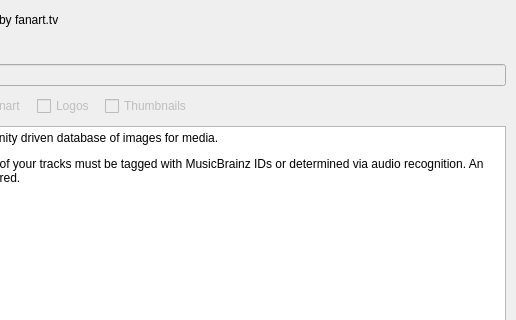
Above: nowplaying/resources/ui/artistextras_fanarttv.ui from whatsnowplaying/whats-now-playing before the change; both pictures show x 124 to 640 and y 0 to 320 of the 640 by 480 pixel window. Below: the same form after it.
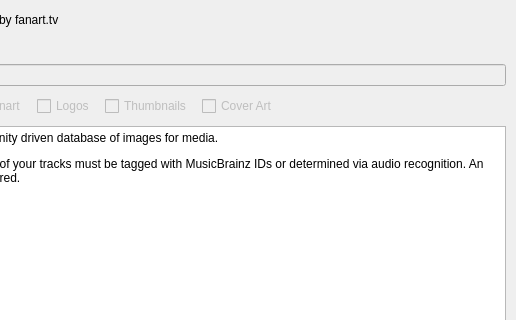
That is the form after the change.

Commit message: Add cover art support to Discogs, FanArtTV, and MusicBrainz

```diff
--- a/nowplaying/resources/ui/artistextras_fanarttv.ui
+++ b/nowplaying/resources/ui/artistextras_fanarttv.ui
@@ -115,6 +115,16 @@
        </property>
       </widget>
      </item>
+     <item>
+      <widget class="QCheckBox" name="coverart_checkbox">
+       <property name="enabled">
+        <bool>false</bool>
+       </property>
+       <property name="text">
+        <string>Cover Art</string>
+       </property>
+      </widget>
+     </item>
      <item>
       <spacer>
        <property name="orientation">
```
Left out of the diff: 6 changed lines with no effect on the pictures. The commit also changes 19 other files.
